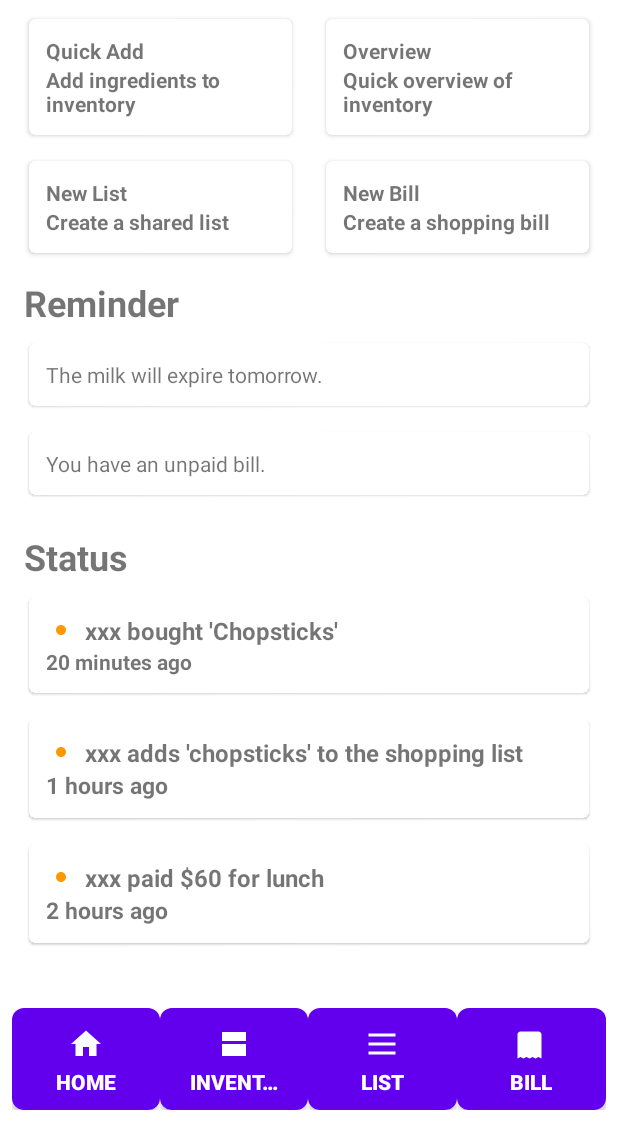
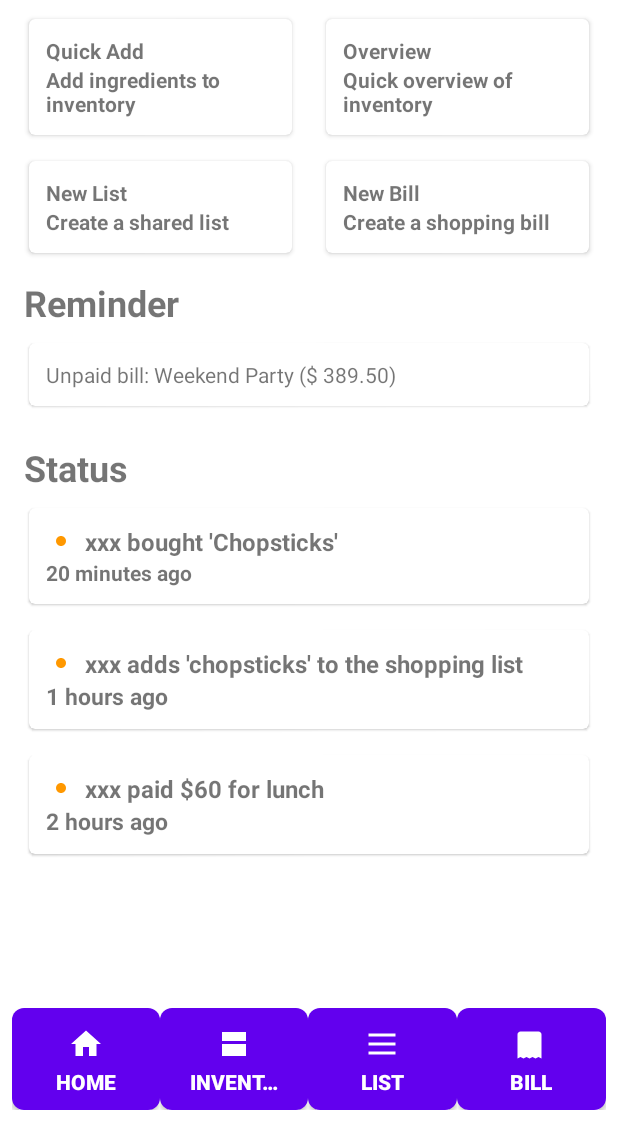
Before and after one commit to KyokaiNoKanata/Split_Basket, an Android app: the screen it shows after launch (HomeActivity), on a phone screen of 412 x 824 dp, the part 114-1236 px from its top. Run offline under Robolectric (Android 15) with nearby library versions, the phone set to English and light mode, and no system bars.

Commit message:
feat(首页): 添加库存和账单提醒功能
在首页添加两个提醒卡片，分别显示即将过期的库存商品和未支付的账单

```diff
--- a/app/src/main/java/com/example/split_basket/HomeActivity.java
+++ b/app/src/main/java/com/example/split_basket/HomeActivity.java
@@ -4,15 +4,22 @@ import android.content.Intent;
 import android.os.Bundle;
 import android.view.View;
 import android.widget.LinearLayout;
+import android.widget.TextView;
 import android.widget.Toast;
 
 import androidx.annotation.Nullable;
 import androidx.appcompat.app.AppCompatActivity;
 
 import com.google.android.material.button.MaterialButton;
+import com.google.android.material.card.MaterialCardView;
 import com.google.android.material.checkbox.MaterialCheckBox;
 import com.google.android.material.dialog.MaterialAlertDialogBuilder;
 import com.google.android.material.radiobutton.MaterialRadioButton;
+
+import java.text.SimpleDateFormat;
+import java.util.Date;
+import java.util.List;
+import java.util.Locale;
 import com.google.android.material.textfield.TextInputEditText;
 
 import java.util.ArrayList;
@@ -33,6 +40,10 @@ public class HomeActivity extends AppCompatActivity {
     public static final String EXTRA_BILL_MODE = "com.example.split_basket.EXTRA_BILL_MODE";
 
     private MaterialButton btnHome, btnInventory, btnList, btnBill;
+
+    // 新增提醒功能相关变量
+    private TextView tvReminder1, tvReminder2;
+    private MaterialCardView cardReminder1, cardReminder2;
 
     @Override
     protected void onCreate(@Nullable Bundle savedInstanceState) {
@@ -74,20 +85,29 @@ public class HomeActivity extends AppCompatActivity {
         View newList = findViewById(R.id.cardNewList);
         View newBill = findViewById(R.id.cardNewBill);
 
-        //库存添加弹窗
+        // 库存添加弹窗
         quickAdd.setOnClickListener(v -> showQuickAddDialog());
 
-        //简单汇总/说明弹窗（之后可以接真实数据）
+        // 简单汇总/说明弹窗（之后可以接真实数据）
         overview.setOnClickListener(v -> showOverviewDialog());
 
-        //共享购物清单，多选列表 + 动态添加/删除项目
+        // 共享购物清单，多选列表 + 动态添加/删除项目
         newList.setOnClickListener(v -> showNewListDialog());
 
-        //New Bill → 快速创建账单
+        // New Bill → 快速创建账单
         newBill.setOnClickListener(v -> showNewBillDialog());
+
+        // 初始化提醒文本框
+        tvReminder1 = findViewById(R.id.tvReminder1);
+        tvReminder2 = findViewById(R.id.tvReminder2);
+        // 初始化提醒卡片
+        cardReminder1 = findViewById(R.id.cardReminder1);
+        cardReminder2 = findViewById(R.id.cardReminder2);
+        // 更新提醒内容
+        updateReminders();
     }
 
-    //底部导航
+    // 底部导航
 
     private void updateButtonStates(MaterialButton selectedButton) {
         btnHome.setChecked(false);
@@ -121,8 +141,7 @@ public class HomeActivity extends AppCompatActivity {
         MaterialButton btnConfirm = dialogView.findViewById(R.id.btnConfirmQuickAdd);
         MaterialButton btnCancel = dialogView.findViewById(R.id.btnCancelQuickAdd);
 
-        final androidx.appcompat.app.AlertDialog dialog =
-                new MaterialAlertDialogBuilder(this)
+        final androidx.appcompat.app.AlertDialog dialog = new MaterialAlertDialogBuilder(this)
                 .setView(dialogView)
                 .setCancelable(true)
                 .create();
@@ -161,8 +180,7 @@ public class HomeActivity extends AppCompatActivity {
 
         MaterialButton btnClose = dialogView.findViewById(R.id.btnCloseOverview);
 
-        final androidx.appcompat.app.AlertDialog dialog =
-                new MaterialAlertDialogBuilder(this)
+        final androidx.appcompat.app.AlertDialog dialog = new MaterialAlertDialogBuilder(this)
                 .setView(dialogView)
                 .setCancelable(true)
                 .create();
@@ -172,7 +190,7 @@ public class HomeActivity extends AppCompatActivity {
         dialog.show();
     }
 
-    //  New List Dialog
+    // New List Dialog
 
     private void showNewListDialog() {
         View dialogView = getLayoutInflater().inflate(R.layout.dialog_new_shoppinglist, null);
@@ -184,8 +202,7 @@ public class HomeActivity extends AppCompatActivity {
         MaterialButton btnCancel = dialogView.findViewById(R.id.btnCancelNewList);
         LinearLayout container = dialogView.findViewById(R.id.containerListItems);
 
-        final androidx.appcompat.app.AlertDialog dialog =
-                new MaterialAlertDialogBuilder(this)
+        final androidx.appcompat.app.AlertDialog dialog = new MaterialAlertDialogBuilder(this)
                 .setView(dialogView)
                 .setCancelable(true)
                 .create();
@@ -209,8 +226,7 @@ public class HomeActivity extends AppCompatActivity {
             checkBox.setChecked(true);
             checkBox.setLayoutParams(new LinearLayout.LayoutParams(
                     LinearLayout.LayoutParams.MATCH_PARENT,
-                    LinearLayout.LayoutParams.WRAP_CONTENT
-            ));
+                    LinearLayout.LayoutParams.WRAP_CONTENT));
 
             // 长按删除该选项
             checkBox.setOnLongClickListener(view -> {
@@ -275,8 +291,7 @@ public class HomeActivity extends AppCompatActivity {
         MaterialButton btnConfirm = dialogView.findViewById(R.id.btnConfirmNewBill);
         MaterialButton btnCancel = dialogView.findViewById(R.id.btnCancelNewBill);
 
-        final androidx.appcompat.app.AlertDialog dialog =
-                new MaterialAlertDialogBuilder(this)
+        final androidx.appcompat.app.AlertDialog dialog = new MaterialAlertDialogBuilder(this)
                 .setView(dialogView)
                 .setCancelable(true)
                 .create();
@@ -313,4 +328,57 @@ public class HomeActivity extends AppCompatActivity {
 
         dialog.show();
     }
+
+    // 新增提醒功能核心逻辑
+    private void updateReminders() {
+        // 获取库存数据
+        InventoryRepository inventoryRepo = new InventoryRepository(this);
+        List<InventoryItem> items = inventoryRepo.getItems();
+
+        // 获取账单数据
+        BillStorage billStorage = new BillStorage(this);
+        List<BillItem> unpaidBills = billStorage.getUnpaidBills();
+
+        // 检查即将过期的库存商品（7天内）
+        long currentTime = System.currentTimeMillis();
+        long sevenDays = 7 * 24 * 60 * 60 * 1000;
+        List<String> inventoryReminders = new ArrayList<>();
+
+        for (InventoryItem item : items) {
+            if (item.expireDateMillis != null && item.expireDateMillis <= currentTime + sevenDays
+                    && item.expireDateMillis > currentTime) {
+                String dateStr = formatDate(item.expireDateMillis);
+                inventoryReminders.add(item.name + " will expire on " + dateStr + ".");
             }
+        }
+
+        // 检查未支付的账单
+        List<String> billReminders = new ArrayList<>();
+        if (!unpaidBills.isEmpty()) {
+            for (BillItem bill : unpaidBills) {
+                billReminders.add("Unpaid bill: " + bill.getName() + " (" + bill.getAmount() + ")");
+            }
+        }
+
+        // 更新提醒界面
+        if (!inventoryReminders.isEmpty()) {
+            tvReminder1.setText(inventoryReminders.get(0));
+            cardReminder1.setVisibility(View.VISIBLE);
+        } else {
+            cardReminder1.setVisibility(View.GONE);
+        }
+
+        if (!billReminders.isEmpty()) {
+            tvReminder2.setText(billReminders.get(0));
+            cardReminder2.setVisibility(View.VISIBLE);
+        } else {
+            cardReminder2.setVisibility(View.GONE);
+        }
+    }
+
+    // 日期格式化工具方法
+    private String formatDate(long millis) {
+        SimpleDateFormat sdf = new SimpleDateFormat("MMM dd, yyyy", Locale.getDefault());
+        return sdf.format(new Date(millis));
+    }
+}
--- a/app/src/main/res/layout/activity_home.xml
+++ b/app/src/main/res/layout/activity_home.xml
@@ -175,12 +175,14 @@
                 android:paddingBottom="6dp" />
 
             <com.google.android.material.card.MaterialCardView
+                android:id="@+id/cardReminder1"
                 android:layout_width="match_parent"
                 android:layout_height="wrap_content"
                 app:cardUseCompatPadding="true"
                 app:cardElevation="1dp"
                 android:layout_marginBottom="8dp">
                 <TextView
+                    android:id="@+id/tvReminder1"
                     android:layout_width="match_parent"
                     android:layout_height="wrap_content"
                     android:padding="12dp"
@@ -188,12 +190,14 @@
             </com.google.android.material.card.MaterialCardView>
 
             <com.google.android.material.card.MaterialCardView
+                android:id="@+id/cardReminder2"
                 android:layout_width="match_parent"
                 android:layout_height="wrap_content"
                 app:cardUseCompatPadding="true"
                 app:cardElevation="1dp"
                 android:layout_marginBottom="8dp">
                 <TextView
+                    android:id="@+id/tvReminder2"
                     android:layout_width="match_parent"
                     android:layout_height="wrap_content"
                     android:padding="12dp"
```
Lines whose indentation alone changed are shown as unchanged.
